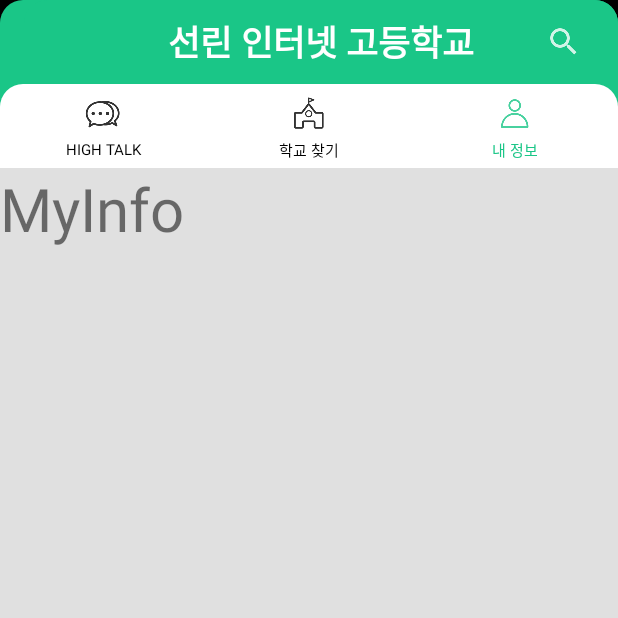
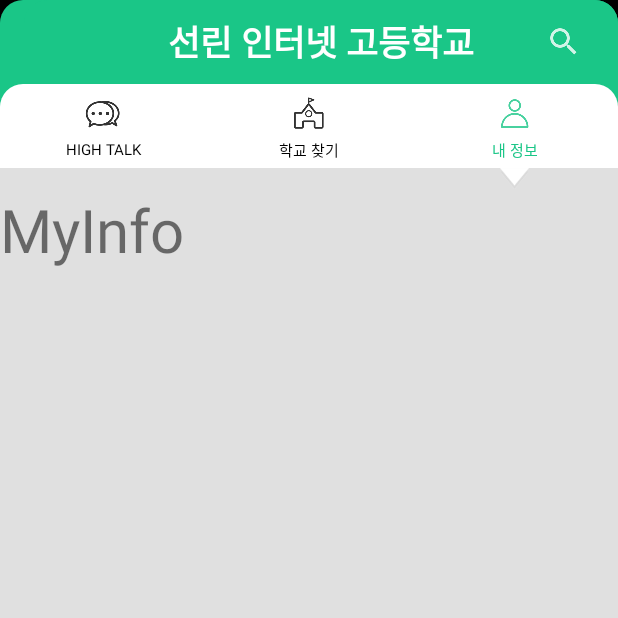
Before and after one commit to dudco/highjinro, an Android app: the screen it shows after launch (MainActivity), tab 3 chosen, on a phone screen of 412 x 824 dp, the top half of it. Run offline under Robolectric (Android 15) with nearby library versions, the phone set to English and light mode, and no system bars; our stand-ins replace data binding; Roboto replaces fonts that are not available here; 4 statements that could not run were skipped.

Commit message:
Add Indicator

```diff
--- a/app/src/main/java/com/example/dudco/highjinro/MainActivity.java
+++ b/app/src/main/java/com/example/dudco/highjinro/MainActivity.java
@@ -5,6 +5,7 @@ import android.graphics.Typeface;
 import android.os.Bundle;
 import android.support.design.widget.TabLayout;
 import android.support.v4.content.ContextCompat;
+import android.support.v4.view.ViewPager;
 import android.support.v7.app.ActionBar;
 import android.support.v7.app.AppCompatActivity;
 import android.view.KeyEvent;
@@ -14,6 +15,7 @@ import android.view.ViewGroup;
 import android.view.inputmethod.EditorInfo;
 import android.widget.EditText;
 import android.widget.ImageView;
+import android.widget.LinearLayout;
 import android.widget.TextView;
 import android.widget.Toast;
 
@@ -33,11 +35,7 @@ public class MainActivity extends AppCompatActivity {
         binding = DataBindingUtil.setContentView(this, R.layout.activity_main);
 
         setSupportActionBar(binding.mainTool);
-    }
 
-    @Override
-    protected void onResume() {
-        super.onResume();
 
         final ActionBar.LayoutParams params = new ActionBar.LayoutParams(ViewGroup.LayoutParams.MATCH_PARENT, ViewGroup.LayoutParams.MATCH_PARENT);
 
@@ -51,7 +49,8 @@ public class MainActivity extends AppCompatActivity {
             public void onClick(View v) {
                 View view = inflater.inflate(R.layout.toolbar_search_layout, null);
                 final EditText edit = (EditText) view.findViewById(R.id.search_edit);
-                edit.setOnClickListener(new View.OnClickListener() {
+                ImageView close = (ImageView) view.findViewById(R.id.search_close);
+                close.setOnClickListener(new View.OnClickListener() {
                     @Override
                     public void onClick(View v) {
                         getSupportActionBar().setCustomView(toolbarView, params);
@@ -144,5 +143,22 @@ public class MainActivity extends AppCompatActivity {
         });
         binding.mainPager.setAdapter(new MainViewPagerAdapter(getSupportFragmentManager()));
         binding.mainPager.addOnPageChangeListener(new TabLayout.TabLayoutOnPageChangeListener(binding.mainTab));
+        binding.mainPager.addOnPageChangeListener(new ViewPager.OnPageChangeListener() {
+            @Override
+            public void onPageScrolled(int position, float positionOffset, int positionOffsetPixels) {
+                LinearLayout.LayoutParams params = new LinearLayout.LayoutParams(0, LinearLayout.LayoutParams.WRAP_CONTENT, position + positionOffset);
+                binding.mainTabMargin.setLayoutParams(params);
+            }
+
+            @Override
+            public void onPageSelected(int position) {
+
+            }
+
+            @Override
+            public void onPageScrollStateChanged(int state) {
+
+            }
+        });
     }
 }
--- /dev/null
+++ b/app/src/main/res/drawable/shadow_tab.xml
@@ -0,0 +1,6 @@
+<?xml version="1.0" encoding="utf-8"?>
+<shape
+    xmlns:android="http://schemas.android.com/apk/res/android"
+    android:shape="rectangle">
+    <solid android:color="@color/md_grey_300"/>
+</shape>
--- a/app/src/main/res/layout/activity_main.xml
+++ b/app/src/main/res/layout/activity_main.xml
@@ -24,6 +24,32 @@
             android:layout_below="@id/main_tool">
 
         </android.support.design.widget.TabLayout>
+        <LinearLayout
+            android:id="@+id/main_tab_indicator"
+            android:layout_width="match_parent"
+            android:layout_height="wrap_content"
+            android:orientation="horizontal"
+            android:weightSum="3"
+            android:background="@color/md_grey_300">
+
+            <android.support.v4.widget.Space
+                android:id="@+id/main_tab_margin"
+                android:layout_width="0dp"
+                android:layout_height="match_parent"
+                android:layout_weight="0" />
+            <RelativeLayout
+                android:layout_width="0dp"
+                android:layout_height="wrap_content"
+                android:layout_weight="1">
+                <ImageView
+                    android:layout_width="19dp"
+                    android:layout_height="14dp"
+                    android:background="@drawable/indicator"
+                    android:layout_centerInParent="true"
+                    android:padding="0dp"/>
+            </RelativeLayout>
+
+        </LinearLayout>
         <android.support.v4.view.ViewPager
             android:id="@+id/main_pager"
             android:layout_width="match_parent"
```
Also changed, not shown: app/src/main/res/drawable/indicator.png (added).
